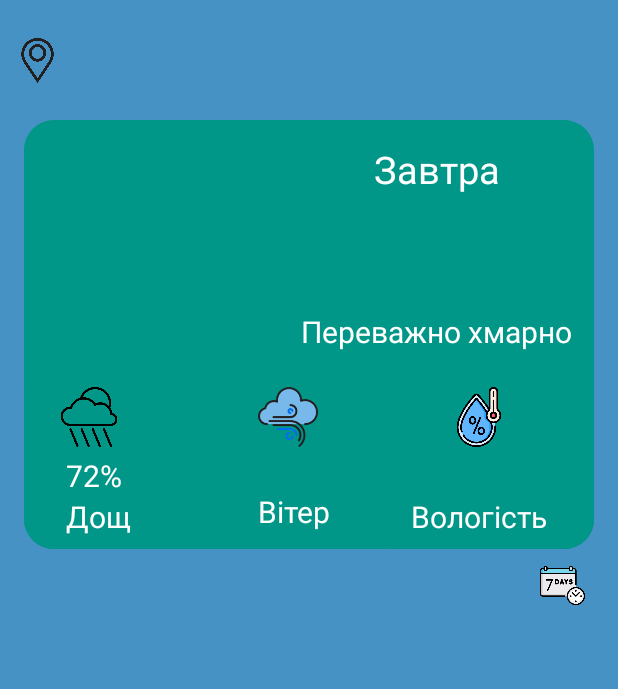
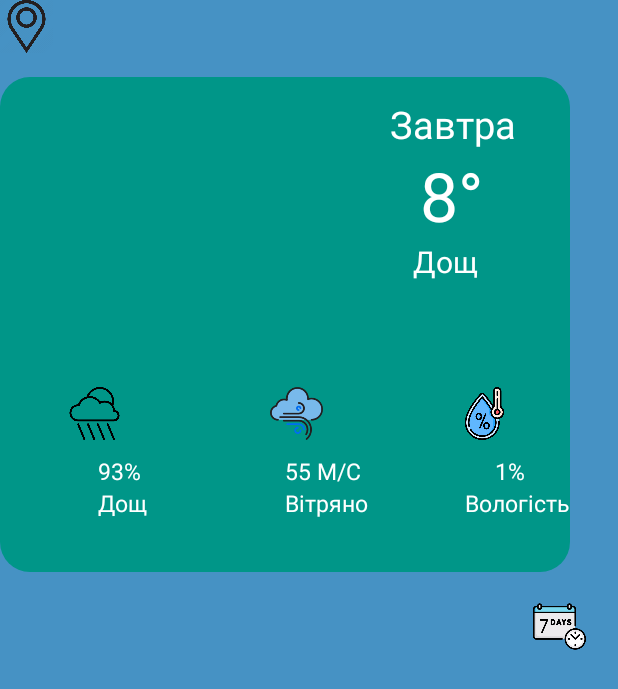
Before and after one commit to Nikolay-Ivanchenko94/WetherNow, an Android app: the screen it shows after launch (MainActivity), on a phone screen of 412 x 824 dp. Shown: the top 689 px of the screen. Run offline under Robolectric (Android 15) with nearby library versions, the phone set to English and light mode, and no system bars; our stand-ins replace Volley; network calls fail; pictures from the network do not load.

Commit message:
Redraw fragment_city_weather with ConstraintLayou

```diff
--- a/app/src/main/java/com/example/wethernow/fragment/CityWeatherFragment.java
+++ b/app/src/main/java/com/example/wethernow/fragment/CityWeatherFragment.java
@@ -39,16 +39,15 @@ public class CityWeatherFragment extends Fragment {
     @Override
     public View onCreateView(LayoutInflater inflater, ViewGroup container,
                              Bundle savedInstanceState) {
-        binding = FragmentCityWeatherBinding.inflate(inflater,container,false);
-        requestFutureForecast();
-        requestCurrentWeather();
-        initRecyclerView();
-        binding.btnMap.setOnClickListener(v-> {
+        binding = FragmentCityWeatherBinding.inflate(inflater,container,false);requestFutureForecast();
+           requestCurrentWeather();
+           initRecyclerView();
+           binding.btnmap.setOnClickListener(v-> {
             MapFragment mapFragment = new MapFragment();
             getActivity().getSupportFragmentManager().beginTransaction()
                     .replace(R.id.container, mapFragment, "fidThisFragment").addToBackStack(null)
                     .commit();
-        });
+       });
         binding.btn7NextDays.setOnClickListener(v -> {
             WeekWeatherFragment weekWeatherFragment = new WeekWeatherFragment();
             getActivity().getSupportFragmentManager().beginTransaction()
--- a/app/src/main/res/layout/fragment_city_weather.xml
+++ b/app/src/main/res/layout/fragment_city_weather.xml
@@ -1,5 +1,5 @@
 <?xml version="1.0" encoding="utf-8"?>
-<androidx.constraintlayout.widget.ConstraintLayout xmlns:android="http://schemas.android.com/apk/res/android"
+<ScrollView xmlns:android="http://schemas.android.com/apk/res/android"
     xmlns:tools="http://schemas.android.com/tools"
     android:layout_width="match_parent"
     android:layout_height="match_parent"
@@ -10,252 +10,221 @@
     tools:context=".fragment.CityWeatherFragment">
 
 
-    <ScrollView
-        android:layout_width="match_parent"
-        android:layout_height="match_parent"
-        app:layout_constraintBottom_toBottomOf="parent"
-        app:layout_constraintEnd_toEndOf="parent"
-        app:layout_constraintHorizontal_bias="0.0"
-        app:layout_constraintStart_toStartOf="parent"
-        app:layout_constraintTop_toTopOf="parent"
-        app:layout_constraintVertical_bias="0.0">
+  <androidx.constraintlayout.widget.ConstraintLayout
+      android:layout_width="match_parent"
+      android:layout_height="wrap_content">
+
+
+
+      <Button
+          android:id="@+id/btnmap"
+          android:layout_width="35dp"
+          android:layout_height="35dp"
+          android:background="@drawable/map"
+          tools:layout_editor_absoluteX="16dp"
+          tools:layout_editor_absoluteY="16dp" />
+
+
+      <ImageView
+          android:id="@+id/birch"
+          android:layout_width="380dp"
+          android:layout_height="330dp"
+          android:layout_marginTop="16dp"
+          android:background="@drawable/background"
+          app:layout_constraintTop_toBottomOf="@+id/btnmap"
+          tools:layout_editor_absoluteX="16dp" />
+
+
+
+      <ImageView
+          android:id="@+id/ivSunnyCloudy"
+          android:layout_width="170dp"
+          android:layout_height="170dp"
+          android:layout_marginTop="20dp"
+          app:layout_constraintStart_toStartOf="@+id/btnmap"
+          app:layout_constraintTop_toBottomOf="@+id/btnmap"/>
+
+
+      <TextView
+          android:layout_width="match_parent"
+          android:layout_height="wrap_content"
+          android:id="@+id/tvTomorow"
+          android:text="Завтра"
+          android:textSize="25sp"
+          android:textColor="@color/white"
+          app:layout_constraintTop_toBottomOf="@+id/btnmap"
+          android:layout_marginTop="30dp"
+          app:layout_constraintStart_toEndOf="@+id/btnmap"
+          android:layout_marginLeft="260dp"/>
+
+      <TextView
+          android:layout_width="match_parent"
+          android:layout_height="wrap_content"
+          android:id="@+id/tvDegree"
+          android:text="8°"
+          android:textColor="@color/white"
+          android:textSize="45dp"
+          app:layout_constraintTop_toBottomOf="@+id/tvTomorow"
+          app:layout_constraintStart_toEndOf="@+id/tvTomorow"
+          android:layout_marginLeft="280dp"/>
+
+
+
+      <TextView
+          android:layout_width="match_parent"
+          android:layout_height="wrap_content"
+          android:id="@+id/tvStatus"
+          android:text="Дощ"
+          android:textColor="@color/white"
+          android:textSize="20sp"
+          app:layout_constraintTop_toBottomOf="@+id/tvDegree"
+          android:layout_marginLeft="275dp"/>
+
+
+
+
+      <ImageView
+          android:layout_width="35dp"
+          android:layout_height="35dp"
+          android:id="@+id/ivRain"
+          android:background="@drawable/rain"
+          app:layout_constraintTop_toBottomOf="@+id/tvStatus"
+          android:layout_marginLeft="45dp"
+          android:layout_marginTop="70dp"
+          app:layout_constraintStart_toStartOf="@+id/ivSunnyCloudy"/>
+
+
+
+      <TextView
+          android:layout_width="match_parent"
+          android:layout_height="wrap_content"
+          android:id="@+id/tvDegreeRain"
+          android:text="93%"
+          android:textColor="@color/white"
+          android:textSize="15sp"
+          app:layout_constraintTop_toBottomOf="@+id/ivRain"
+          android:layout_marginLeft="65dp"
+          android:layout_marginTop="10dp"/>
+
+
+
+      <TextView
+          android:layout_width="match_parent"
+          android:layout_height="wrap_content"
+          android:id="@+id/tvRain"
+          android:text="Дощ"
+          android:textColor="@color/white"
+          android:textSize="15sp"
+          app:layout_constraintTop_toBottomOf="@+id/tvDegreeRain"
+          android:layout_marginLeft="65dp"/>
+
+
+
+      <ImageView
+          android:layout_width="35dp"
+          android:layout_height="35dp"
+          android:id="@+id/ivWindy"
+          android:background="@drawable/windy"
+          app:layout_constraintTop_toBottomOf="@+id/tvStatus"
+          android:layout_marginLeft="180dp"
+          app:layout_constraintStart_toStartOf="@+id/ivSunnyCloudy"
+          android:layout_marginTop="70dp"/>
+
+
+      <TextView
+          android:layout_width="match_parent"
+          android:layout_height="wrap_content"
+          android:id="@+id/tvWindyDegree"
+          android:text="55 M/C"
+          android:textSize="15sp"
+          android:textColor="@color/white"
+          app:layout_constraintTop_toBottomOf="@+id/ivWindy"
+          android:layout_marginLeft="190dp"
+          android:layout_marginTop="10dp"/>
+
+
+      <TextView
+          android:layout_width="match_parent"
+          android:layout_height="wrap_content"
+          android:id="@+id/tvWindy"
+          android:text="Вітряно"
+          android:textSize="15sp"
+          android:textColor="@color/white"
+          app:layout_constraintTop_toBottomOf="@+id/tvWindyDegree"
+          android:layout_marginLeft="190dp"/>
+
+
+
+      <ImageView
+          android:layout_width="35dp"
+          android:layout_height="35dp"
+          android:id="@+id/ivHumidity"
+          android:background="@drawable/humidity"
+          app:layout_constraintTop_toBottomOf="@+id/tvStatus"
+          android:layout_marginLeft="305dp"
+          android:layout_marginTop="70dp"
+          app:layout_constraintStart_toStartOf="@+id/ivSunnyCloudy"/>
+
+
+
+      <TextView
+          android:layout_width="match_parent"
+          android:layout_height="wrap_content"
+          android:id="@+id/tvHumidityDegree"
+          android:text="1%"
+          android:textSize="15sp"
+          android:textColor="@color/white"
+          app:layout_constraintTop_toBottomOf="@+id/ivWindy"
+          android:layout_marginLeft="330dp"
+          android:layout_marginTop="10dp"/>
+
+
+      <TextView
+          android:layout_width="match_parent"
+          android:layout_height="wrap_content"
+          android:id="@+id/tvHumidity"
+          android:text="Вологість"
+          android:textSize="15sp"
+          android:textColor="@color/white"
+          app:layout_constraintTop_toBottomOf="@+id/tvHumidityDegree"
+          android:layout_marginLeft="310dp"/>
+
+
+
+
+         <TextView
+             android:layout_width="35dp"
+             android:layout_height="35dp"
+             android:id="@+id/btn7NextDays"
+             android:background="@drawable/btn7days"
+             app:layout_constraintTop_toBottomOf="@+id/tvHumidityDegree"
+             android:layout_marginTop="75dp"
+             app:layout_constraintStart_toStartOf="@+id/tvHumidityDegree"
+             android:layout_marginLeft="25dp"/>
+
+
+
+      <androidx.recyclerview.widget.RecyclerView
+          android:layout_width="match_parent"
+          android:layout_height="match_parent"
+          android:id="@+id/rvFuture"
+          app:layout_constraintTop_toBottomOf="@+id/btn7NextDays"/>
 
 
 
 
 
-        <RelativeLayout
-            android:layout_width="match_parent"
-            android:layout_height="wrap_content">
-
-
-    <Button
-    android:layout_width="30dp"
-    android:layout_height="30dp"
-        android:id="@+id/btnMap"
-        android:background="@drawable/map"
-        android:layout_marginTop="25dp"
-        android:layout_marginLeft="10dp"/>
-
-
-            <LinearLayout
-                android:layout_width="match_parent"
-                android:layout_height="match_parent"
-                android:layout_marginStart="16dp"
-                android:layout_marginTop="80dp"
-                android:layout_marginEnd="16dp"
-                android:layout_marginBottom="16dp"
-                android:background="@drawable/background"
-                android:orientation="vertical">
-
-
-                <LinearLayout
-                    android:layout_width="match_parent"
-                    android:layout_height="match_parent"
-                    android:orientation="horizontal">
-
-
-                    <ImageView
-                        android:id="@+id/ivSunnyCloudy"
-                        android:layout_width="170dp"
-                        android:layout_height="170dp" />
-
-
-                    <LinearLayout
-                        android:layout_width="match_parent"
-                        android:layout_height="match_parent"
-                        android:orientation="vertical">
-
-
-                        <TextView
-                            android:id="@+id/tvTomorrow"
-                            android:layout_width="match_parent"
-                            android:layout_height="wrap_content"
-                            android:layout_marginTop="15dp"
-                            android:text="@string/TextViewTomorrow"
-                            android:textAlignment="center"
-                            android:textColor="@color/white"
-                            android:textSize="25sp" />
-
-
-                        <TextView
-                            android:id="@+id/tvDegree"
-                            android:layout_width="match_parent"
-                            android:layout_height="wrap_content"
-                            android:layout_marginTop="10dp"
-                            android:textAlignment="center"
-                            android:textColor="@color/white"
-                            android:textSize="50dp" />
-
-
-                        <TextView
-                            android:id="@+id/tvMostlyCloudy"
-                            android:layout_width="match_parent"
-                            android:layout_height="wrap_content"
-                            android:text="@string/TextViewMostlyCloudy"
-                            android:textAlignment="center"
-                            android:textColor="@color/white"
-                            android:textSize="20sp" />
-
-
-                    </LinearLayout>
-
-                </LinearLayout>
-
-
-                <LinearLayout
-                    android:layout_width="match_parent"
-                    android:layout_height="match_parent"
-                    android:background="@drawable/background"
-                    android:orientation="horizontal">
-
-                    <LinearLayout
-                        android:layout_width="0dp"
-                        android:layout_height="wrap_content"
-                        android:layout_margin="8dp"
-                        android:layout_weight="0.444"
-                        android:orientation="vertical">
-
-                        <ImageView
-                            android:id="@+id/ivRain"
-                            android:layout_width="40dp"
-                            android:layout_height="40dp"
-                            android:layout_marginLeft="15dp"
-                            android:background="@drawable/rain" />
-
-
-                        <TextView
-                            android:id="@+id/tvDegreeRain"
-                            android:layout_width="match_parent"
-                            android:layout_height="wrap_content"
-                            android:layout_marginLeft="20dp"
-                            android:layout_marginTop="5dp"
-                            android:text="72%"
-                            android:textColor="@color/white"
-                            android:textSize="20sp" />
-
-
-                        <TextView
-                            android:id="@+id/tvRain"
-                            android:layout_width="match_parent"
-                            android:layout_height="wrap_content"
-                            android:layout_marginLeft="20dp"
-                            android:text="@string/TextViewRain"
-                            android:textColor="@color/white"
-                            android:textSize="20sp" />
-
-
-                    </LinearLayout>
-
-                    <LinearLayout
-                        android:layout_width="0dp"
-                        android:layout_height="wrap_content"
-                        android:layout_margin="8dp"
-                        android:layout_weight="0.222"
-                        android:orientation="vertical">
-
-
-                        <ImageView
-                            android:id="@+id/ivWindy"
-                            android:background="@drawable/windy"
-                            android:layout_width="40dp"
-                            android:layout_height="40dp" />
-
-
-                        <TextView
-                            android:id="@+id/tvWindyDegree"
-                            android:layout_width="match_parent"
-                            android:layout_height="wrap_content"
-                            android:layout_marginTop="5dp"
-                            android:textColor="@color/white"
-                            android:textSize="17sp" />
-
-
-                        <TextView
-                            android:id="@+id/tvWindy"
-                            android:layout_width="match_parent"
-                            android:layout_height="wrap_content"
-                            android:text="@string/TextViewWindy"
-                            android:textColor="@color/white"
-                            android:textSize="20sp" />
-
-
-                    </LinearLayout>
-
-                    <LinearLayout
-                        android:layout_width="0dp"
-                        android:layout_height="wrap_content"
-                        android:layout_weight="0.5"
-                        android:background="@drawable/background"
-                        android:orientation="vertical"
-                        android:padding="8dp">
-
-
-                        <ImageView
-                            android:id="@+id/ivHumidity"
-                            android:background="@drawable/humidity"
-                            android:layout_width="40dp"
-                            android:layout_height="40dp"
-                            android:layout_marginLeft="45dp" />
-
-
-                        <TextView
-                            android:id="@+id/tvHumidityDegree"
-                            android:layout_width="match_parent"
-                            android:layout_height="wrap_content"
-                            android:layout_marginLeft="45dp"
-                            android:layout_marginTop="5dp"
-                            android:textColor="@color/white"
-                            android:textSize="20sp" />
-
-                        <TextView
-                            android:id="@+id/tvHumidity"
-                            android:layout_width="match_parent"
-                            android:layout_height="wrap_content"
-                            android:layout_marginLeft="20dp"
-                            android:textColor="@color/white"
-                            android:text="@string/TextViewHumidity"
-                            android:textSize="20sp" />
 
 
 
 
 
-                    </LinearLayout>
-
-                </LinearLayout>
 
 
 
-            </LinearLayout>
+  </androidx.constraintlayout.widget.ConstraintLayout>
 
 
 
 
-            <Button
-                android:layout_width="30dp"
-                android:layout_height="30dp"
-                android:id="@+id/btn7NextDays"
-                android:background="@drawable/btn7days"
-                android:layout_marginTop="375dp"
-                android:layout_marginLeft="360dp"/>
-
-
-            <androidx.recyclerview.widget.RecyclerView
-                android:id="@+id/rvFuture"
-                android:layout_width="match_parent"
-                android:layout_height="match_parent"
-                android:layout_marginTop="410dp"
-                android:nestedScrollingEnabled="true" />
-
-
-
-        </RelativeLayout>
-
-
-    </ScrollView>
-
-
-
-
-</androidx.constraintlayout.widget.ConstraintLayout>
+</ScrollView>
```
